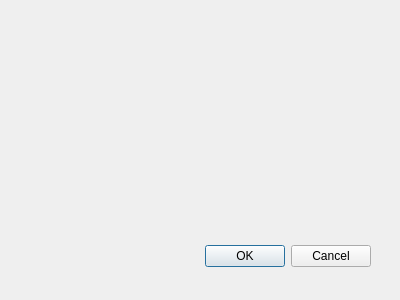
Before: the Qt Designer form flower/delete_form.ui in 1ShaHaruta/Flower, drawn with Qt 5.
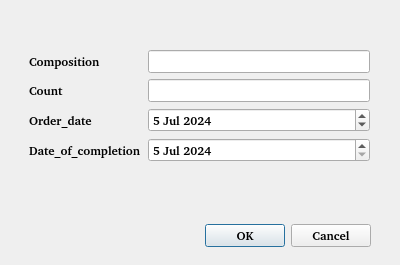
After: the same form once the commit is applied.

```diff
--- a/flower/delete_form.ui
+++ b/flower/delete_form.ui
@@ -9,7 +9,7 @@
     <x>0</x>
     <y>0</y>
     <width>400</width>
-    <height>300</height>
+    <height>265</height>
    </rect>
   </property>
   <property name="windowTitle">
@@ -19,11 +19,18 @@
    <property name="geometry">
     <rect>
      <x>30</x>
-     <y>240</y>
+     <y>220</y>
      <width>341</width>
      <height>32</height>
     </rect>
    </property>
+   <property name="font">
+    <font>
+     <family>URW Gothic [urw]</family>
+     <weight>75</weight>
+     <bold>true</bold>
+    </font>
+   </property>
    <property name="orientation">
     <enum>Qt::Horizontal</enum>
    </property>
@@ -31,6 +38,185 @@
     <set>QDialogButtonBox::Cancel|QDialogButtonBox::Ok</set>
    </property>
   </widget>
+  <widget class="QWidget" name="formLayoutWidget">
+   <property name="geometry">
+    <rect>
+     <x>29</x>
+     <y>50</y>
+     <width>341</width>
+     <height>161</height>
+    </rect>
+   </property>
+   <property name="font">
+    <font>
+     <family>URW Gothic [urw]</family>
+     <weight>75</weight>
+     <bold>true</bold>
+    </font>
+   </property>
+   <layout class="QFormLayout" name="formLayout">
+    <item row="0" column="1">
+     <widget class="QLineEdit" name="comp">
+      <property name="font">
+       <font>
+        <family>URW Gothic [urw]</family>
+        <weight>75</weight>
+        <bold>true</bold>
+       </font>
+      </property>
+     </widget>
+    </item>
+    <item row="1" column="1">
+     <widget class="QLineEdit" name="count">
+      <property name="font">
+       <font>
+        <family>URW Gothic [urw]</family>
+        <weight>75</weight>
+        <bold>true</bold>
+       </font>
+      </property>
+     </widget>
+    </item>
+    <item row="0" column="0">
+     <widget class="QLabel" name="label">
+      <property name="font">
+       <font>
+        <family>URW Gothic [urw]</family>
+        <weight>75</weight>
+        <bold>true</bold>
+       </font>
+      </property>
+      <property name="text">
+       <string>Composition</string>
+      </property>
+     </widget>
+    </item>
+    <item row="1" column="0">
+     <widget class="QLabel" name="label_2">
+      <property name="font">
+       <font>
+        <family>URW Gothic [urw]</family>
+        <weight>75</weight>
+        <bold>true</bold>
+       </font>
+      </property>
+      <property name="text">
+       <string>Count</string>
+      </property>
+     </widget>
+    </item>
+    <item row="2" column="0">
+     <widget class="QLabel" name="label_3">
+      <property name="font">
+       <font>
+        <family>URW Gothic [urw]</family>
+        <weight>75</weight>
+        <bold>true</bold>
+       </font>
+      </property>
+      <property name="text">
+       <string>Order_date</string>
+      </property>
+     </widget>
+    </item>
+    <item row="3" column="0">
+     <widget class="QLabel" name="label_4">
+      <property name="font">
+       <font>
+        <family>URW Gothic [urw]</family>
+        <weight>75</weight>
+        <bold>true</bold>
+       </font>
+      </property>
+      <property name="text">
+       <string>Date_of_completion</string>
+      </property>
+     </widget>
+    </item>
+    <item row="2" column="1">
+     <widget class="QDateEdit" name="dateEdit">
+      <property name="font">
+       <font>
+        <family>URW Gothic [urw]</family>
+        <weight>75</weight>
+        <bold>true</bold>
+       </font>
+      </property>
+      <property name="dateTime">
+       <datetime>
+        <hour>0</hour>
+        <minute>0</minute>
+        <second>0</second>
+        <year>2024</year>
+        <month>7</month>
+        <day>5</day>
+       </datetime>
+      </property>
+      <property name="maximumDateTime">
+       <datetime>
+        <hour>23</hour>
+        <minute>59</minute>
+        <second>59</second>
+        <year>2024</year>
+        <month>12</month>
+        <day>31</day>
+       </datetime>
+      </property>
+      <property name="minimumDateTime">
+       <datetime>
+        <hour>0</hour>
+        <minute>0</minute>
+        <second>0</second>
+        <year>2024</year>
+        <month>1</month>
+        <day>1</day>
+       </datetime>
+      </property>
+     </widget>
+    </item>
+    <item row="3" column="1">
+     <widget class="QDateEdit" name="dateEdit_2">
+      <property name="font">
+       <font>
+        <family>URW Gothic [urw]</family>
+        <weight>75</weight>
+        <bold>true</bold>
+       </font>
+      </property>
+      <property name="dateTime">
+       <datetime>
+        <hour>1</hour>
+        <minute>0</minute>
+        <second>0</second>
+        <year>2024</year>
+        <month>7</month>
+        <day>5</day>
+       </datetime>
+      </property>
+      <property name="maximumDateTime">
+       <datetime>
+        <hour>23</hour>
+        <minute>59</minute>
+        <second>59</second>
+        <year>2024</year>
+        <month>12</month>
+        <day>31</day>
+       </datetime>
+      </property>
+      <property name="minimumDateTime">
+       <datetime>
+        <hour>1</hour>
+        <minute>0</minute>
+        <second>0</second>
+        <year>2024</year>
+        <month>7</month>
+        <day>5</day>
+       </datetime>
+      </property>
+     </widget>
+    </item>
+   </layout>
+  </widget>
  </widget>
  <pixmapfunction/>
  <resources/>
```
Left out of the diff: 5 changed lines with no effect on the pictures.
